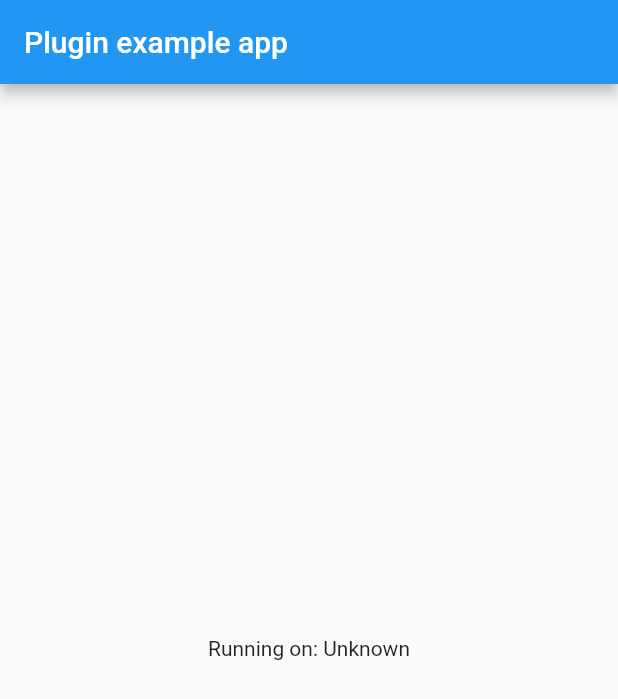
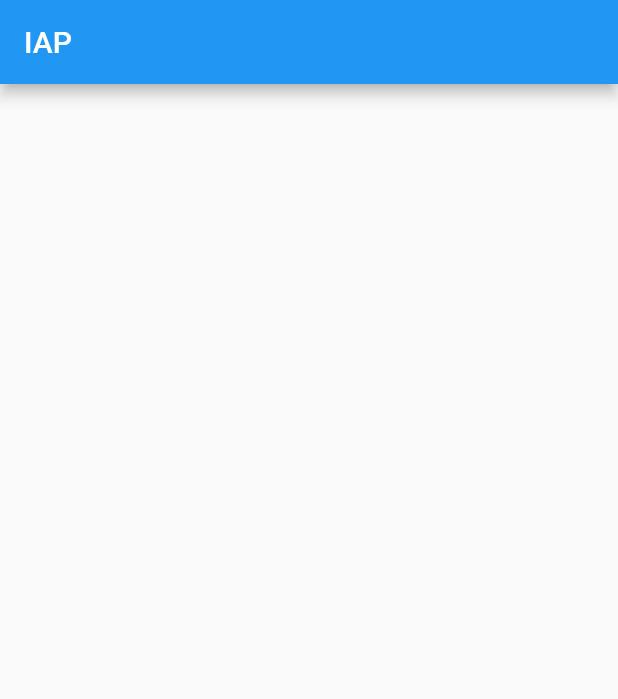
Before and after one commit to alexngo09092k/fluttering_iap, a Flutter app: the screen it shows after launch, on a phone screen of 412 x 824 dp. Shown: the top 699 px of the screen. Run offline on Flutter 3.47's test engine with Material 2 defaults, Android fonts, the phone set to English and light mode, and no system bars; our stand-ins replace in_app_purchase, plugin_platform_interface; missing offline and left inert: fluttering, huawei_iap, in_app_purchase_android, in_app_purchase_storekit.

Commit message:
fix bugs

```diff
--- a/example/lib/main.dart
+++ b/example/lib/main.dart
@@ -1,7 +1,4 @@
 import 'package:flutter/material.dart';
-import 'dart:async';
-
-import 'package:flutter/services.dart';
 
 void main() {
   runApp(const MyApp());
@@ -15,35 +12,9 @@ class MyApp extends StatefulWidget {
 }
 
 class _MyAppState extends State<MyApp> {
-  final String _platformVersion = 'Unknown';
-  // final _flutteringIapPlugin = FlutteringIap();
-
   @override
   void initState() {
     super.initState();
-    initPlatformState();
-  }
-
-  // Platform messages are asynchronous, so we initialize in an async method.
-  Future<void> initPlatformState() async {
-    // String platformVersion;
-    // Platform messages may fail, so we use a try/catch PlatformException.
-    // We also handle the message potentially returning null.
-    try {
-      // platformVersion =
-      //     await _flutteringIapPlugin.getPlatformVersion() ?? 'Unknown platform version';
-    } on PlatformException {
-      // platformVersion = 'Failed to get platform version.';
-    }
-
-    // If the widget was removed from the tree while the asynchronous platform
-    // message was in flight, we want to discard the reply rather than calling
-    // setState to update our non-existent appearance.
-    if (!mounted) return;
-
-    setState(() {
-      // _platformVersion = platformVersion;
-    });
   }
 
   @override
@@ -51,11 +22,9 @@ class _MyAppState extends State<MyApp> {
     return MaterialApp(
       home: Scaffold(
         appBar: AppBar(
-          title: const Text('Plugin example app'),
+          title: const Text('IAP'),
         ),
-        body: Center(
-          child: Text('Running on: $_platformVersion\n'),
-        ),
+        body: const Center(),
       ),
     );
   }
--- a/lib/iap/models/iap_config.dart
+++ b/lib/iap/models/iap_config.dart
@@ -39,7 +39,7 @@ class IAPConfig {
 
   factory IAPConfig.fromMap(Map<String, dynamic> map) {
     return IAPConfig(
-      products: List<IAPProduct>.from((map['products'] as List<int>).map<IAPProduct>((x) => IAPProduct.fromMap(x as Map<String, dynamic>))),
+      products: map['products'].map<IAPProduct>((x) => IAPProduct.fromMap(x)).toList(),
       provider: IAPProvider.values.firstWhere((e) => e.name == map['provider']),
       enable: map['enable'] as bool,
     );
```
